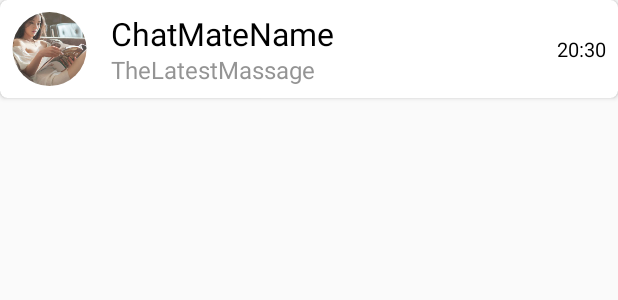
After one commit to zhizhongbiao/IMProject, an Android app: the layout chatting_item.xml on its own in the app's theme, with its tools: preview values and no code run, on a phone screen of 412 x 824 dp. The commit adds this screen. Shown: the top 300 px of the screen. Run offline under Robolectric (Android 15) with nearby library versions, the phone set to English and light mode, and no system bars.

Commit message:
[New] chatMate_item.xml and chatting_item.xml-Create two item layout

```diff
--- /dev/null
+++ b/app/src/main/res/layout/chatting_item.xml
@@ -0,0 +1,64 @@
+<?xml version="1.0" encoding="utf-8"?>
+<android.support.v7.widget.CardView xmlns:android="http://schemas.android.com/apk/res/android"
+    xmlns:app="http://schemas.android.com/apk/res-auto"
+    android:layout_width="match_parent"
+    android:layout_height="65dp"
+    android:background="@color/blue"
+    android:elevation="@dimen/big_margin_III"
+    app:cardCornerRadius="@dimen/middle_padding">
+
+    <RelativeLayout
+        android:layout_width="match_parent"
+        android:layout_height="match_parent">
+
+        <com.example.alv_chi.improject.ui.CircleImageView
+            android:id="@+id/civChatMateAvatar"
+            android:layout_width="50dp"
+            android:layout_height="50dp"
+            android:layout_centerVertical="true"
+            android:layout_margin="@dimen/big_padding"
+            android:scaleType="centerCrop"
+            android:src="@mipmap/meinv4" />
+
+
+        <TextView
+            android:id="@+id/tvChatMateName"
+            style="@style/BigBlackTextStyleII"
+            android:layout_width="wrap_content"
+            android:layout_height="wrap_content"
+            android:layout_alignTop="@id/civChatMateAvatar"
+            android:layout_marginLeft="@dimen/big_padding"
+            android:layout_toLeftOf="@+id/tvTheLatestMessageTimeStamp"
+            android:layout_toRightOf="@id/civChatMateAvatar"
+            android:gravity="center_vertical"
+            android:singleLine="true"
+            android:text="ChatMateName" />
+
+        <TextView
+            android:id="@+id/tvTheLatestMassage"
+            style="@style/BigGrayTextStyle"
+            android:layout_width="wrap_content"
+            android:layout_height="wrap_content"
+            android:layout_alignBottom="@id/civChatMateAvatar"
+            android:layout_marginLeft="@dimen/big_padding"
+            android:layout_toLeftOf="@+id/tvTheLatestMessageTimeStamp"
+            android:layout_toRightOf="@id/civChatMateAvatar"
+            android:gravity="center_vertical"
+            android:singleLine="true"
+            android:text="TheLatestMassage" />
+
+
+        <TextView
+            android:id="@+id/tvTheLatestMessageTimeStamp"
+            style="@style/MiddleBlackTextStyle"
+            android:layout_width="wrap_content"
+            android:layout_height="match_parent"
+            android:layout_alignParentRight="true"
+            android:layout_margin="@dimen/big_padding"
+            android:gravity="center_vertical"
+            android:text="20:30" />
+
+
+    </RelativeLayout>
+
+</android.support.v7.widget.CardView>
--- a/app/src/main/res/layout/friend_chat_fragment.xml
+++ b/app/src/main/res/layout/friend_chat_fragment.xml
@@ -28,7 +28,7 @@
 
         <TextView
             android:id="@+id/tvCenterNavigationLetter"
-            style="@style/SuperBigWihteTextStyle"
+            style="@style/BigWihteTextStyleIII"
             android:layout_width="match_parent"
             android:layout_height="match_parent"
             android:background="@color/blackTransparent"
--- a/app/src/main/res/values/colors.xml
+++ b/app/src/main/res/values/colors.xml
@@ -6,6 +6,7 @@
     <color name="cyan">#53e2c8</color>
     <color name="yellow">#FF0</color>
     <color name="gray">#99c7c6c6</color>
+    <color name="grayII">#994d4c4c</color>
     <color name="green">#0F0</color>
     <color name="red">#F00</color>
     <color name="blue">#00F</color>
--- a/app/src/main/res/values/dimens.xml
+++ b/app/src/main/res/values/dimens.xml
@@ -12,7 +12,7 @@
     <dimen name="big_padding">8dp</dimen>
 
     <dimen name="small_margin_I">6dp</dimen>
-    <dimen name="middle_margin">16dp</dimen>
+    <dimen name="middle_margin">15dp</dimen>
     <dimen name="big_margin">22dp</dimen>
     <dimen name="big_margin_II">27dp</dimen>
     <dimen name="big_margin_III">45dp</dimen>
@@ -23,6 +23,7 @@
         <!--Text size-->
     <dimen name="middle_text_size">13sp</dimen>
     <dimen name="big_text_size">16sp</dimen>
+    <dimen name="big_text_size_II">21sp</dimen>
     <dimen name="big_text_size_III">39sp</dimen>
 
 </resources>
--- a/app/src/main/res/values/styles.xml
+++ b/app/src/main/res/values/styles.xml
@@ -19,8 +19,17 @@
         <item name="android:textColor">@color/black</item>
         <item name="android:textSize">@dimen/big_text_size</item>
     </style>
+    <style name="BigGrayTextStyle" parent="Theme.AppCompat.Light.NoActionBar">
+        <item name="android:textColor">@color/grayII</item>
+        <item name="android:textSize">@dimen/big_text_size</item>
+    </style>
 
-    <style name="SuperBigWihteTextStyle" parent="Theme.AppCompat.Light.NoActionBar">
+    <style name="BigBlackTextStyleII" parent="Theme.AppCompat.Light.NoActionBar">
+        <item name="android:textColor">@color/black</item>
+        <item name="android:textSize">@dimen/big_text_size_II</item>
+    </style>
+
+    <style name="BigWihteTextStyleIII" parent="Theme.AppCompat.Light.NoActionBar">
         <item name="android:textColor">@color/white</item>
         <item name="android:textSize">@dimen/big_text_size_III</item>
     </style>
```
Also changed, not shown: app/src/main/res/layout/chatMate_item.xml (added, +50 -0 lines).
